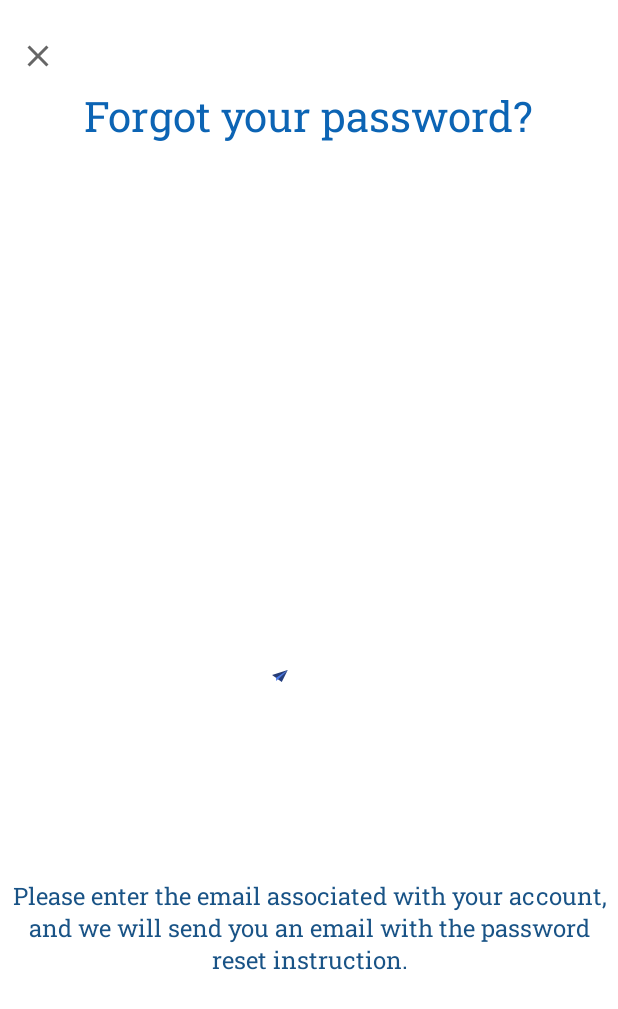
After one commit to zyinghua/Scannera-Android-App, an Android app: the fragment PasswordResetEmailSentFragment shown on its own in the app's theme, on a phone screen of 412 x 824 dp. The commit adds this screen. Shown: the top 1009 px of the screen. Run offline under Robolectric (Android 15) with nearby library versions, the phone set to English and light mode, and no system bars.

Commit message:
Updates. 06/03/2022 - 17:21

```diff
--- /dev/null
+++ b/app/src/main/java/com/example/food_product_comparison_android_app/Fragments/PasswordResetEmailSentFragment.java
@@ -0,0 +1,20 @@
+package com.example.food_product_comparison_android_app.Fragments;
+
+import android.os.Bundle;
+
+import androidx.fragment.app.Fragment;
+
+import android.view.LayoutInflater;
+import android.view.View;
+import android.view.ViewGroup;
+
+import com.example.food_product_comparison_android_app.R;
+
+public class PasswordResetEmailSentFragment extends Fragment {
+    @Override
+    public View onCreateView(LayoutInflater inflater, ViewGroup container,
+                             Bundle savedInstanceState) {
+        // Inflate the layout for this fragment
+        return inflater.inflate(R.layout.fragment_password_reset_email_sent, container, false);
+    }
+}
--- /dev/null
+++ b/app/src/main/res/drawable/ic_close.xml
@@ -0,0 +1,10 @@
+<vector xmlns:android="http://schemas.android.com/apk/res/android"
+    android:width="24dp"
+    android:height="24dp"
+    android:viewportWidth="24"
+    android:viewportHeight="24"
+    android:tint="?attr/colorControlNormal">
+  <path
+      android:fillColor="@android:color/white"
+      android:pathData="M19,6.41L17.59,5 12,10.59 6.41,5 5,6.41 10.59,12 5,17.59 6.41,19 12,13.41 17.59,19 19,17.59 13.41,12z"/>
+</vector>
--- a/app/src/main/res/layout/activity_forgotten_password.xml
+++ b/app/src/main/res/layout/activity_forgotten_password.xml
@@ -6,25 +6,27 @@
     xmlns:android="http://schemas.android.com/apk/res/android"
     android:layout_width="match_parent"
     android:layout_height="wrap_content"
+    tools:context=".ForgottenPasswordActivity"
     >
 
     <androidx.constraintlayout.widget.ConstraintLayout
         android:layout_width="match_parent"
-    android:layout_height="wrap_content"
-    tools:context=".SignUpActivity">
+        android:layout_height="wrap_content">
 
         <androidx.appcompat.widget.AppCompatImageButton
             android:id="@+id/top_back_btn"
             android:layout_width="wrap_content"
             android:layout_height="wrap_content"
             android:background="@color/white"
+            android:contentDescription="@string/back_btn_content_description"
             android:src="@drawable/ic_arrow_back"
             app:layout_constraintBottom_toTopOf="@+id/back_btn_h_guideline"
             app:layout_constraintEnd_toStartOf="@+id/back_btn_v_guideline"
             app:layout_constraintHorizontal_bias="0.75"
             app:layout_constraintStart_toStartOf="parent"
             app:layout_constraintTop_toTopOf="parent"
-        app:layout_constraintVertical_bias="0.75" />
+            app:layout_constraintVertical_bias="0.75"
+            tools:ignore="TouchTargetSizeCheck" />
 
         <TextView
             android:id="@+id/activity_title"
@@ -76,7 +78,6 @@
             android:layout_height="wrap_content"
             android:layout_marginStart="@dimen/login_layout_margin"
             android:layout_marginEnd="@dimen/login_layout_margin"
-        android:hint="@string/email_sign_up"
             app:startIconContentDescription="@string/content_description_start_icon"
             app:endIconContentDescription="@string/content_description_end_icon"
             app:endIconMode="clear_text"
@@ -90,7 +91,9 @@
                 android:id="@+id/email_input_et"
                 android:layout_width="match_parent"
                 android:layout_height="match_parent"
-            android:maxLength="30" />
+                android:hint="@string/email_sign_up"
+                android:maxLength="30"
+                tools:ignore="TouchTargetSizeCheck" />
 
         </com.google.android.material.textfield.TextInputLayout>
 
--- a/app/src/main/res/layout/activity_login.xml
+++ b/app/src/main/res/layout/activity_login.xml
@@ -50,7 +50,6 @@
             android:layout_height="wrap_content"
             android:layout_marginStart="@dimen/login_layout_margin"
             android:layout_marginEnd="@dimen/login_layout_margin"
-            android:hint="@string/username_login"
             app:endIconContentDescription="@string/content_description_end_icon"
             app:endIconMode="clear_text"
             app:errorEnabled="true"
@@ -64,6 +63,7 @@
                 android:id="@+id/username_login_et"
                 android:layout_width="match_parent"
                 android:layout_height="wrap_content"
+                android:hint="@string/username_login"
                 android:maxLength="30" />
 
         </com.google.android.material.textfield.TextInputLayout>
@@ -75,7 +75,6 @@
             android:layout_height="wrap_content"
             android:layout_marginStart="@dimen/login_layout_margin"
             android:layout_marginEnd="@dimen/login_layout_margin"
-            android:hint="@string/password_login"
             app:endIconContentDescription="@string/content_description_end_icon"
             app:endIconMode="password_toggle"
             app:errorEnabled="true"
@@ -90,6 +89,7 @@
                 android:layout_width="match_parent"
                 android:layout_height="wrap_content"
                 android:inputType="textPassword"
+                android:hint="@string/password_login"
                 android:maxLength="15" />
 
         </com.google.android.material.textfield.TextInputLayout>
--- a/app/src/main/res/layout/activity_sign_up.xml
+++ b/app/src/main/res/layout/activity_sign_up.xml
@@ -12,6 +12,7 @@
         android:layout_height="wrap_content"
         android:background="@color/white"
         android:src="@drawable/ic_arrow_back"
+        android:contentDescription="@string/back_btn_content_description"
         app:layout_constraintBottom_toTopOf="@+id/back_btn_h_guideline"
         app:layout_constraintEnd_toStartOf="@+id/back_btn_v_guideline"
         app:layout_constraintHorizontal_bias="0.75"
@@ -40,7 +41,6 @@
         android:layout_height="wrap_content"
         android:layout_marginStart="@dimen/login_layout_margin"
         android:layout_marginEnd="@dimen/login_layout_margin"
-        android:hint="@string/username_sign_up"
         app:errorEnabled="true"
         app:endIconMode="clear_text"
         app:layout_constraintEnd_toEndOf="parent"
@@ -54,6 +54,7 @@
             android:id="@+id/username_sign_up_et"
             android:layout_width="match_parent"
             android:layout_height="match_parent"
+            android:hint="@string/username_sign_up"
             android:maxLength="12" />
 
     </com.google.android.material.textfield.TextInputLayout>
@@ -65,7 +66,6 @@
         android:layout_height="wrap_content"
         android:layout_marginStart="@dimen/login_layout_margin"
         android:layout_marginEnd="@dimen/login_layout_margin"
-        android:hint="@string/first_name_sign_up"
         app:errorEnabled="true"
         app:endIconMode="clear_text"
         app:layout_constraintEnd_toEndOf="parent"
@@ -79,6 +79,7 @@
             android:id="@+id/first_name_sign_up_et"
             android:layout_width="match_parent"
             android:layout_height="match_parent"
+            android:hint="@string/first_name_sign_up"
             android:maxLength="15" />
 
     </com.google.android.material.textfield.TextInputLayout>
@@ -90,7 +91,6 @@
         android:layout_height="wrap_content"
         android:layout_marginStart="@dimen/login_layout_margin"
         android:layout_marginEnd="@dimen/login_layout_margin"
-        android:hint="@string/last_name_sign_up"
         app:errorEnabled="true"
         app:endIconMode="clear_text"
         app:layout_constraintEnd_toEndOf="parent"
@@ -104,6 +104,7 @@
             android:id="@+id/last_name_sign_up_et"
             android:layout_width="match_parent"
             android:layout_height="match_parent"
+            android:hint="@string/last_name_sign_up"
             android:maxLength="15" />
 
     </com.google.android.material.textfield.TextInputLayout>
@@ -115,7 +116,6 @@
         android:layout_height="wrap_content"
         android:layout_marginStart="@dimen/login_layout_margin"
         android:layout_marginEnd="@dimen/login_layout_margin"
-        android:hint="@string/email_sign_up"
         app:errorEnabled="true"
         app:endIconMode="clear_text"
         app:layout_constraintEnd_toEndOf="parent"
@@ -129,6 +129,7 @@
             android:id="@+id/email_sign_up_et"
             android:layout_width="match_parent"
             android:layout_height="match_parent"
+            android:hint="@string/email_sign_up"
             android:maxLength="30" />
 
     </com.google.android.material.textfield.TextInputLayout>
@@ -140,7 +141,6 @@
         android:layout_height="wrap_content"
         android:layout_marginStart="@dimen/login_layout_margin"
         android:layout_marginEnd="@dimen/login_layout_margin"
-        android:hint="@string/phone_sign_up"
         app:errorEnabled="true"
         app:endIconMode="clear_text"
         app:layout_constraintEnd_toEndOf="parent"
@@ -155,6 +155,7 @@
             android:id="@+id/phone_sign_up_et"
             android:layout_width="match_parent"
             android:layout_height="match_parent"
+            android:hint="@string/phone_sign_up"
             android:maxLength="9" />
 
     </com.google.android.material.textfield.TextInputLayout>
@@ -166,7 +167,6 @@
         android:layout_height="wrap_content"
         android:layout_marginStart="@dimen/login_layout_margin"
         android:layout_marginEnd="@dimen/login_layout_margin"
-        android:hint="@string/password_sign_up"
         app:errorEnabled="true"
         android:inputType="textPassword"
         app:endIconMode="password_toggle"
@@ -181,6 +181,7 @@
             android:id="@+id/password_sign_up_et"
             android:layout_width="match_parent"
             android:layout_height="match_parent"
+            android:hint="@string/password_sign_up"
             android:maxLength="15" />
 
     </com.google.android.material.textfield.TextInputLayout>
@@ -193,7 +194,6 @@
         android:layout_marginStart="@dimen/login_layout_margin"
         android:layout_marginEnd="@dimen/login_layout_margin"
         app:errorEnabled="true"
-        android:hint="@string/confirm_password_sign_up"
         android:inputType="textPassword"
         app:endIconMode="password_toggle"
         app:layout_constraintEnd_toEndOf="parent"
@@ -207,6 +207,7 @@
             android:id="@+id/confirm_password_sign_up_et"
             android:layout_width="match_parent"
             android:layout_height="match_parent"
+            android:hint="@string/confirm_password_sign_up"
             android:maxLength="15" />
 
     </com.google.android.material.textfield.TextInputLayout>
--- /dev/null
+++ b/app/src/main/res/layout/fragment_password_reset_email_sent.xml
@@ -0,0 +1,77 @@
+<?xml version="1.0" encoding="utf-8"?>
+
+<androidx.constraintlayout.widget.ConstraintLayout
+    xmlns:app="http://schemas.android.com/apk/res-auto"
+    xmlns:tools="http://schemas.android.com/tools"
+    xmlns:android="http://schemas.android.com/apk/res/android"
+    android:layout_width="match_parent"
+    android:layout_height="match_parent"
+    tools:context=".ForgottenPasswordActivity">
+
+    <androidx.appcompat.widget.AppCompatImageButton
+        android:id="@+id/top_close_btn"
+        android:layout_width="wrap_content"
+        android:layout_height="wrap_content"
+        android:background="@color/white"
+        android:src="@drawable/ic_close"
+        android:contentDescription="@string/close_btn_content_description"
+        app:layout_constraintBottom_toTopOf="@+id/close_btn_h_guideline"
+        app:layout_constraintEnd_toStartOf="@+id/close_btn_v_guideline"
+        app:layout_constraintHorizontal_bias="0.75"
+        app:layout_constraintStart_toStartOf="parent"
+        app:layout_constraintTop_toTopOf="parent"
+        app:layout_constraintVertical_bias="0.75" />
+
+    <TextView
+        android:id="@+id/activity_title"
+        android:layout_width="wrap_content"
+        android:layout_height="wrap_content"
+        android:fontFamily="@font/roboto_slab"
+        android:text="@string/forgot_your_password_title"
+        android:textColor="@color/denim"
+        android:textSize="@dimen/small_title_text_size"
+        app:layout_constraintEnd_toEndOf="parent"
+        app:layout_constraintStart_toStartOf="parent"
+        app:layout_constraintTop_toBottomOf="@id/close_btn_h_guideline" />
+
+    <com.airbnb.lottie.LottieAnimationView
+        android:id="@+id/email_sent_animation"
+        android:layout_width="@dimen/lottie_square_animation_size"
+        android:layout_height="@dimen/lottie_square_animation_size"
+        app:layout_constraintEnd_toEndOf="parent"
+        app:layout_constraintStart_toStartOf="parent"
+        app:layout_constraintTop_toTopOf="parent"
+        app:layout_constraintBottom_toBottomOf="parent"
+        app:lottie_autoPlay="true"
+        app:lottie_rawRes="@raw/email_sent" />
+
+    <TextView
+        android:id="@+id/forgotten_password_instruction"
+        android:layout_width="wrap_content"
+        android:layout_height="wrap_content"
+        android:layout_marginStart="@dimen/login_layout_margin"
+        android:layout_marginTop="24dp"
+        android:layout_marginEnd="@dimen/login_layout_margin"
+        android:fontFamily="@font/roboto_slab"
+        android:gravity="center"
+        android:text="@string/forgotten_password_instruction"
+        android:textColor="@color/chathams_blue"
+        android:textSize="@dimen/small_text_size"
+        app:layout_constraintEnd_toEndOf="parent"
+        app:layout_constraintStart_toStartOf="parent"
+        app:layout_constraintTop_toBottomOf="@+id/email_sent_animation" />
+
+    <androidx.constraintlayout.widget.Guideline
+        android:id="@+id/close_btn_h_guideline"
+        android:layout_width="wrap_content"
+        android:layout_height="wrap_content"
+        android:orientation="horizontal"
+        app:layout_constraintGuide_percent="0.07" />
+
+    <androidx.constraintlayout.widget.Guideline
+        android:id="@+id/close_btn_v_guideline"
+        android:layout_width="wrap_content"
+        android:layout_height="wrap_content"
+        android:orientation="vertical"
+        app:layout_constraintGuide_percent="0.1" />
+</androidx.constraintlayout.widget.ConstraintLayout>
--- a/app/src/main/res/values/strings.xml
+++ b/app/src/main/res/values/strings.xml
@@ -14,6 +14,8 @@
     <string name="dont_have_an_acc_tv">Don\'t have an account?</string>
     <string name="content_description_start_icon">A start icon displayed</string>
     <string name="content_description_end_icon">An end icon displayed</string>
+    <string name="back_btn_content_description">A back button</string>
+    <string name="close_btn_content_description">A close button</string>
     <string name="create_account">Create Account</string>
     <string name="username_sign_up">Username</string>
     <string name="first_name_sign_up">First Name</string>
```
Also changed, not shown: app/src/main/res/raw/email_sent.json (added, +1 -0 lines). Lines whose indentation alone changed are shown as unchanged.
